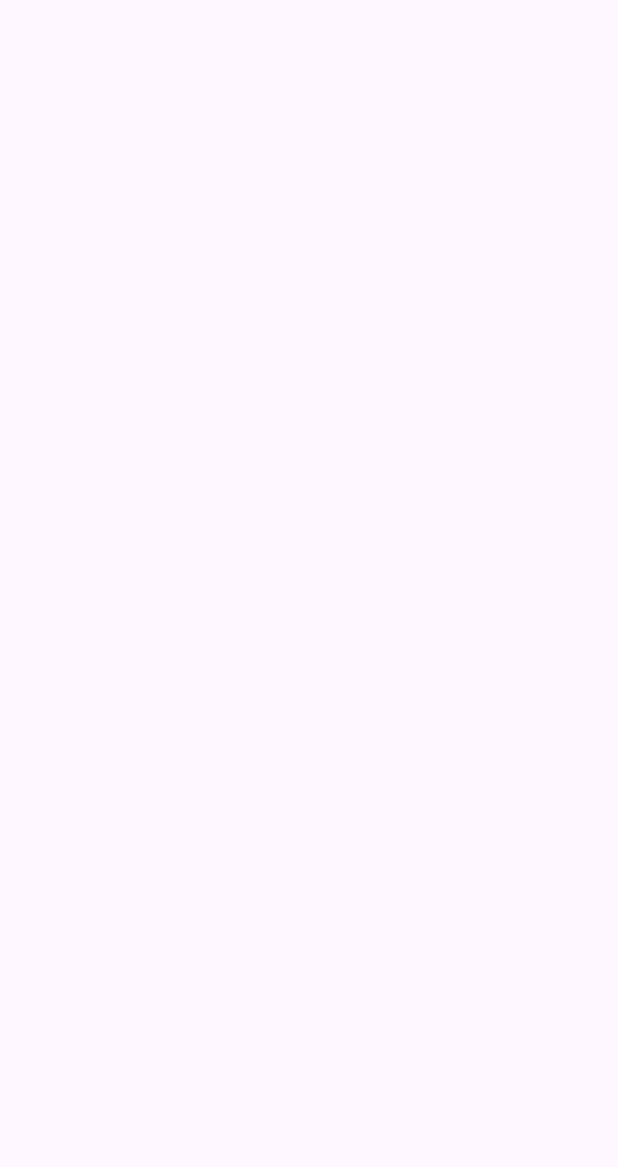
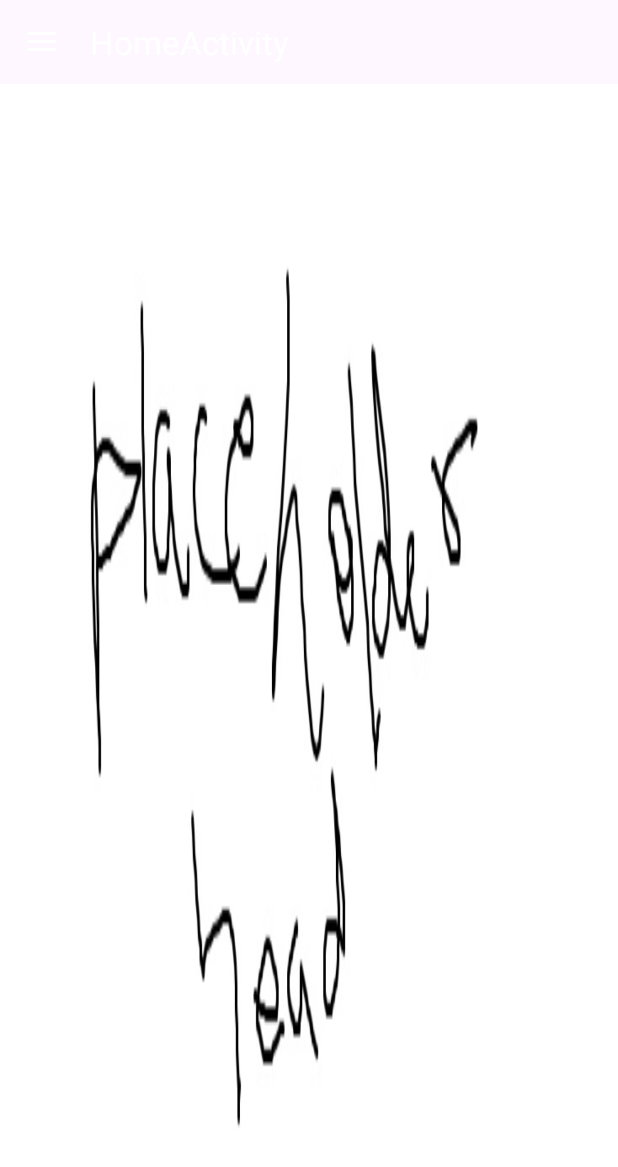
Before and after one commit to 0-pyro/ReadAce, an Android app: the HomeActivity screen opened directly, with no data from a screen before it, on a phone screen of 412 x 824 dp. Before the commit the part shown is empty. Shown: the top 1167 px of the screen. Run offline under Robolectric (Android 15) with nearby library versions, the phone set to English and light mode, and no system bars; our stand-ins replace navigation-ui.

Commit message:
nav bar works

```diff
--- a/app/src/main/java/com/mad/readniggareadfin/HomeActivity.java
+++ b/app/src/main/java/com/mad/readniggareadfin/HomeActivity.java
@@ -2,13 +2,20 @@ package com.mad.readniggareadfin;
 
 import android.os.Bundle;
 
+import com.google.android.material.navigation.NavigationView;
 import com.google.android.material.snackbar.Snackbar;
 
+import androidx.annotation.NonNull;
+import androidx.appcompat.app.ActionBarDrawerToggle;
 import androidx.appcompat.app.AppCompatActivity;
 
+import android.view.MenuItem;
 import android.view.View;
 
+import androidx.appcompat.widget.Toolbar;
+import androidx.core.view.GravityCompat;
 import androidx.core.view.WindowCompat;
+import androidx.drawerlayout.widget.DrawerLayout;
 import androidx.navigation.NavController;
 import androidx.navigation.Navigation;
 import androidx.navigation.ui.AppBarConfiguration;
@@ -16,11 +23,50 @@ import androidx.navigation.ui.NavigationUI;
 
 import com.mad.readniggareadfin.databinding.ActivityHomeBinding;
 
-public class HomeActivity extends AppCompatActivity {
+public class HomeActivity extends AppCompatActivity implements NavigationView.OnNavigationItemSelectedListener {
+    DrawerLayout drawerLayout;
+
     @Override
     protected void onCreate(Bundle savedInstanceState) {
         super.onCreate(savedInstanceState);
         setContentView(R.layout.activity_home);
+        Toolbar toolbar = findViewById(R.id.toolbar);
+        setSupportActionBar(toolbar);
+        drawerLayout = findViewById(R.id.drawer_layout);
+        NavigationView navigationView = findViewById(R.id.nav_view);
+        navigationView.setNavigationItemSelectedListener(this);
+        ActionBarDrawerToggle toggle = new ActionBarDrawerToggle(this, drawerLayout, toolbar, R.string.open_nav, R.string.close_nave);
+        drawerLayout.addDrawerListener(toggle);
+        toggle.syncState();
+        if(savedInstanceState == null) {
+            getSupportFragmentManager().beginTransaction().replace(R.id.fragment_container, new HomeFragment()).commit();
+            navigationView.setCheckedItem(R.id.nav_home);
+        }
 
     }
+
+    @Override
+    public boolean onNavigationItemSelected(@NonNull MenuItem item) {
+
+        if (item.getItemId() == R.id.nav_home) {
+            getSupportFragmentManager().beginTransaction().replace(R.id.fragment_container, new HomeFragment()).commit();
+        }
+        if(item.getItemId() == R.id.nav_logout) {
+            getSupportFragmentManager().beginTransaction().replace(R.id.fragment_container, new LoginFragment()).commit();
+        }
+        if(item.getItemId() == R.id.nav_exit) {
+            finishAffinity();
+        }
+        drawerLayout.closeDrawer(GravityCompat.START);
+        return true;
+    }
+
+    @Override
+    public void onBackPressed() {
+        if(drawerLayout.isDrawerOpen(GravityCompat.START)) {
+            drawerLayout.closeDrawer(GravityCompat.START);
+        } else {
+            super.onBackPressed();
+        }
+    }
 }
--- /dev/null
+++ b/app/src/main/java/com/mad/readniggareadfin/HomeFragment.java
@@ -0,0 +1,20 @@
+package com.mad.readniggareadfin;
+
+import android.os.Bundle;
+
+import androidx.fragment.app.Fragment;
+
+import android.view.LayoutInflater;
+import android.view.View;
+import android.view.ViewGroup;
+
+
+public class HomeFragment extends Fragment {
+
+    @Override
+    public View onCreateView(LayoutInflater inflater, ViewGroup container,
+                             Bundle savedInstanceState) {
+        // Inflate the layout for this fragment
+        return inflater.inflate(R.layout.fragment_home, container, false);
+    }
+}
--- a/app/src/main/java/com/mad/readniggareadfin/LoginActivity.java
+++ b/app/src/main/java/com/mad/readniggareadfin/LoginActivity.java
@@ -66,6 +66,7 @@ public class LoginActivity extends AppCompatActivity {
                             @Override
                             public void onSuccess(AuthResult authResult) {
                                 Toast.makeText(LoginActivity.this, "Login Success", Toast.LENGTH_LONG).show();
+                                startActivity(new Intent(LoginActivity.this, HomeActivity.class));
                             }
                         }).addOnFailureListener(new OnFailureListener() {
                             @Override
--- a/app/src/main/res/layout/activity_home.xml
+++ b/app/src/main/res/layout/activity_home.xml
@@ -1,12 +1,37 @@
 <?xml version="1.0" encoding="utf-8"?>
-<androidx.coordinatorlayout.widget.CoordinatorLayout xmlns:android="http://schemas.android.com/apk/res/android"
+<androidx.drawerlayout.widget.DrawerLayout xmlns:android="http://schemas.android.com/apk/res/android"
     xmlns:app="http://schemas.android.com/apk/res-auto"
     xmlns:tools="http://schemas.android.com/tools"
     android:layout_width="match_parent"
     android:layout_height="match_parent"
+    android:id="@+id/drawer_layout"
     android:fitsSystemWindows="true"
-    tools:context=".HomeActivity">
+    tools:openDrawer="start"
+    tools:context=".MainActivity">
 
+    <LinearLayout
+        android:layout_width="match_parent"
+        android:layout_height="match_parent"
+        android:orientation="vertical">
 
+        <androidx.appcompat.widget.Toolbar
+            android:layout_width="match_parent"
+            android:layout_height="56dp"
+            android:id="@+id/toolbar"
+            android:elevation="46dp"
+            android:theme="@style/ThemeOverlay.AppCompat.Dark.ActionBar"
+            />
+        <FrameLayout
+            android:layout_width="match_parent"
+            android:layout_height="match_parent"
+            android:id="@+id/fragment_container"/>
+    </LinearLayout>
+    <com.google.android.material.navigation.NavigationView
+        android:layout_width="wrap_content"
+        android:layout_height="match_parent"
+        android:id="@+id/nav_view"
+        android:layout_gravity="start"
+        app:headerLayout="@layout/nav_header"
+        app:menu="@menu/nav_menu"/>
 
-</androidx.coordinatorlayout.widget.CoordinatorLayout>
+</androidx.drawerlayout.widget.DrawerLayout>
--- a/app/src/main/res/layout/activity_login.xml
+++ b/app/src/main/res/layout/activity_login.xml
@@ -90,7 +90,7 @@
         app:layout_constraintStart_toStartOf="parent"
         app:layout_constraintTop_toTopOf="parent"
         app:layout_constraintVertical_bias="0.068"
-        app:srcCompat="@drawable/nav_exit" />
+        app:srcCompat="@drawable/logout" />
 
     <com.google.android.material.floatingactionbutton.FloatingActionButton
         android:id="@+id/back"
--- a/app/src/main/res/layout/activity_registration.xml
+++ b/app/src/main/res/layout/activity_registration.xml
@@ -20,7 +20,7 @@
         app:layout_constraintStart_toStartOf="parent"
         app:layout_constraintTop_toTopOf="parent"
         app:layout_constraintVertical_bias="0.068"
-        app:srcCompat="@drawable/nav_exit" />
+        app:srcCompat="@drawable/logout" />
 
     <com.google.android.material.floatingactionbutton.FloatingActionButton
         android:id="@+id/back"
--- /dev/null
+++ b/app/src/main/res/layout/fragment_home.xml
@@ -0,0 +1,10 @@
+<?xml version="1.0" encoding="utf-8"?>
+<FrameLayout xmlns:android="http://schemas.android.com/apk/res/android"
+    xmlns:tools="http://schemas.android.com/tools"
+    android:layout_width="match_parent"
+    android:layout_height="match_parent"
+    android:background="@drawable/placeholder_header"
+    tools:context=".HomeFragment">
+
+
+</FrameLayout>
--- a/app/src/main/res/menu/nav_menu.xml
+++ b/app/src/main/res/menu/nav_menu.xml
@@ -10,13 +10,13 @@
             android:title="Home"/>
 
         <item
-            android:id="@+id/nav_gallery"
-            android:icon="@drawable/logout"
+            android:id="@+id/nav_logout"
+            android:icon="@drawable/nav_exit"
             android:title="Logout"/>
 
         <item
             android:id="@+id/nav_exit"
-            android:icon="@drawable/nav_exit"
+            android:icon="@drawable/logout"
             android:title="Exit"/>
     </group>
 </menu>
--- a/app/src/main/res/values/strings.xml
+++ b/app/src/main/res/values/strings.xml
@@ -1,6 +1,8 @@
 <resources>
     <string name="app_name">ReadNiggaReadfin</string>
     <string name="title_activity_registration">RegistrationActivity</string>
+    <string name="open_nav">Open Navigation Drawer</string>
+    <string name="close_nave">Close Navigation Drawer</string>
     <!-- Strings used for fragments for navigation -->
     <string name="first_fragment_label">First Fragment</string>
     <string name="second_fragment_label">Second Fragment</string>
```
